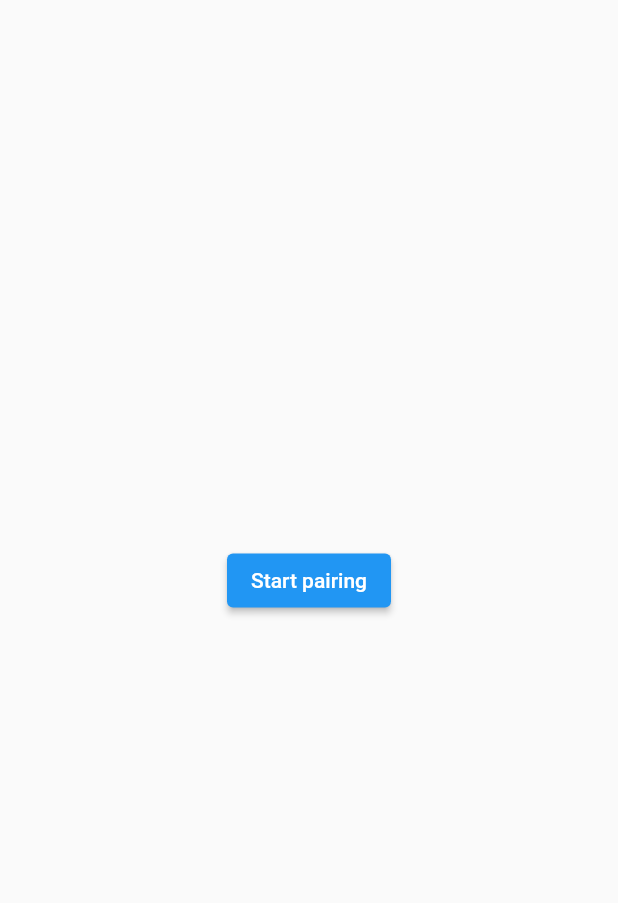
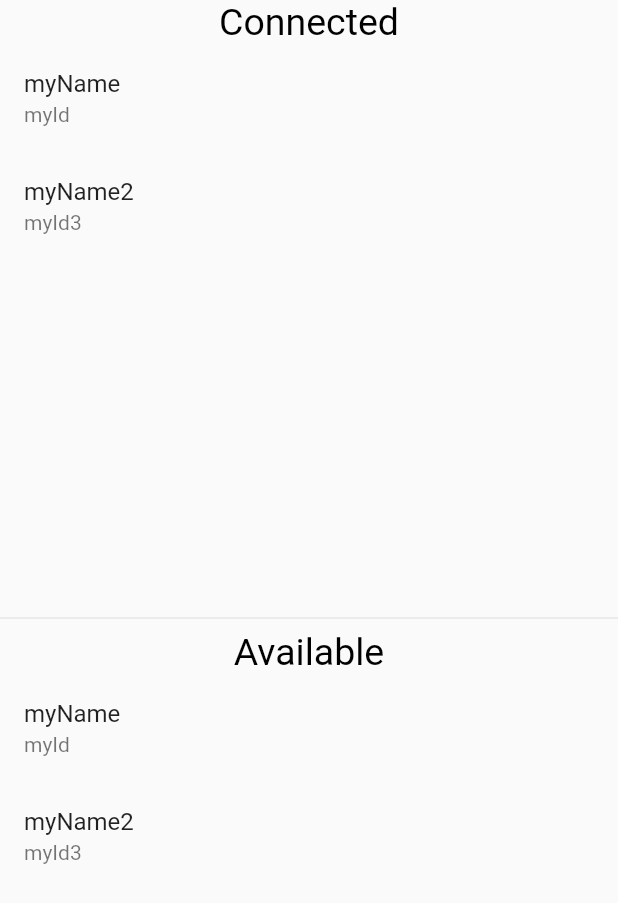
Before and after one commit to kennynicks/workout-companion.flutter, a Flutter app: the screen it shows after launch, on a phone screen of 412 x 824 dp. Shown: the top 903 px of the screen. Run offline on Flutter 3.47's test engine with Material 2 defaults, Android fonts, the light colour scheme and no system bars; our stand-ins replace auto_route, bloc, flutter_bloc, flutter_blue, freezed_annotation, get_it and 1 more.

Commit message:
added pairing screen

```diff
--- a/lib/presentation/app_widget.dart
+++ b/lib/presentation/app_widget.dart
@@ -1,6 +1,4 @@
 import 'package:flutter/material.dart';
-import 'package:flutter_bloc/flutter_bloc.dart';
-import 'package:workout_companion_flutter/injection.dart';
 import 'package:workout_companion_flutter/presentation/routes/app_router.gr.dart';
 
 class AppWidget extends StatelessWidget {
--- a/lib/presentation/bloc/pairing/pairing_event.dart
+++ b/lib/presentation/bloc/pairing/pairing_event.dart
@@ -3,6 +3,8 @@ part of 'pairing_bloc.dart';
 @freezed
 class PairingEvent with _$PairingEvent {
   const factory PairingEvent.pairingStarted() = _PairingStarted;
-  const factory PairingEvent.availableServicesChanged({required List<ServiceType> availableServices}) = _AvailableServicesChanged;
-  const factory PairingEvent.connectedServicesChanged({required List<ServiceType> connectedServices}) = _ConnectedServicesChanged;
+  const factory PairingEvent.availableSensorChanged({required List<Sensor> availableSensors}) = _AvailableSensorChanged;
+  const factory PairingEvent.connectedSensorChanged({required List<Sensor> connectedSensors}) = _ConnectedSensorChanged;
+  const factory PairingEvent.connectSensor({required Sensor sensor}) = _ConnectSensor;
+  const factory PairingEvent.disconnectSensor({required Sensor sensor}) = _DisconnectSensor;
 }
--- a/lib/presentation/bloc/pairing/pairing_state.dart
+++ b/lib/presentation/bloc/pairing/pairing_state.dart
@@ -4,8 +4,8 @@ part of 'pairing_bloc.dart';
 class PairingState with _$PairingState {
   const factory PairingState.initial() = _Initial;
   const factory PairingState.pairing({
-    required List<ServiceType> connectedServices,
-    required List<ServiceType> availableServices,
+    required List<Sensor> connectedSensors,
+    required List<Sensor> availableSensors,
   }) = _Pairing;
   const factory PairingState.paired() = _Paired;
 }
--- a/lib/presentation/pages/pairing/pairing_page.dart
+++ b/lib/presentation/pages/pairing/pairing_page.dart
@@ -1,29 +1,101 @@
 import 'dart:developer';
 
-import 'package:auto_route/auto_route.dart';
 import 'package:flutter/material.dart';
 import 'package:flutter_bloc/flutter_bloc.dart';
-import 'package:flutter_blue/flutter_blue.dart';
 import 'package:workout_companion_flutter/injection.dart';
-import 'package:workout_companion_flutter/presentation/routes/app_router.gr.dart';
+import 'package:workout_companion_flutter/presentation/bloc/pairing/pairing_bloc.dart';
+
+class MySensor {
+  String name;
+  String id;
+  MySensor({required this.name, required this.id});
+}
 
 class PairingPage extends StatelessWidget {
   @override
   Widget build(BuildContext context) {
-    return _PageWidget();
+    return BlocProvider(
+      create: (context) => getIt<PairingBloc>(),
+      child: BlocListener<PairingBloc, PairingState>(
+        listener: (context, state) {
+          state.map(
+            initial: (e) {
+              log("initial");
+            },
+            pairing: (e) {
+              log("pairing with $e");
+            },
+            paired: (e) {
+              log("paired");
+            },
+          );
+        },
+        child: _PageWidget(),
+      ),
+    );
   }
+}
+
+Widget getListViewItem(MySensor sensor) {
+  return ListTile(
+    title: Text(sensor.name),
+    subtitle: Text(sensor.id),
+    onTap: () {},
+  );
+}
+
+Widget getSensorList() {
+  final List<MySensor> sensors = [
+    MySensor(id: "myId", name: "myName"),
+    MySensor(id: "myId3", name: "myName2"),
+  ];
+  return ListView(
+    shrinkWrap: true,
+    physics: const NeverScrollableScrollPhysics(),
+    children: sensors.map(getListViewItem).toList(),
+  );
 }
 
 class _PageWidget extends StatelessWidget {
   @override
   Widget build(BuildContext context) {
     return Scaffold(
-      body: Center(
+      body: SafeArea(
         child: Column(
-          mainAxisAlignment: MainAxisAlignment.center,
           children: [
-            ElevatedButton(onPressed: () async {}, child: const Text("Start pairing")),
-            const SizedBox(height: 50),
+            Expanded(
+              child: Container(
+                child: Column(
+                  children: [
+                    const Text(
+                      "Connected",
+                      style: TextStyle(
+                        fontSize: 25.0,
+                        color: Colors.black,
+                      ),
+                    ),
+                    getSensorList(),
+                  ],
+                ),
+              ),
+            ),
+            const Divider(),
+            Expanded(
+              child: Container(
+                child: Column(
+                  children: [
+                    const Text(
+                      "Available",
+                      style: TextStyle(
+                        fontSize: 25.0,
+                        color: Colors.black,
+                      ),
+                    ),
+                    getSensorList(),
+                  ],
+                ),
+              ),
+            ),
           ],
         ),
       ),
--- a/lib/presentation/pages/splash/splash_page.dart
+++ b/lib/presentation/pages/splash/splash_page.dart
@@ -1,6 +1,5 @@
 import 'package:auto_route/auto_route.dart';
 import 'package:flutter/material.dart';
-import 'package:flutter_bloc/flutter_bloc.dart';
 import 'package:workout_companion_flutter/presentation/routes/app_router.gr.dart';
 
 class SplashPage extends StatelessWidget {
```
Also changed, not shown: lib/presentation/bloc/pairing/pairing_bloc.dart (+28 -13 lines), lib/injection.config.dart, lib/presentation/bloc/pairing/pairing_bloc.freezed.dart.
